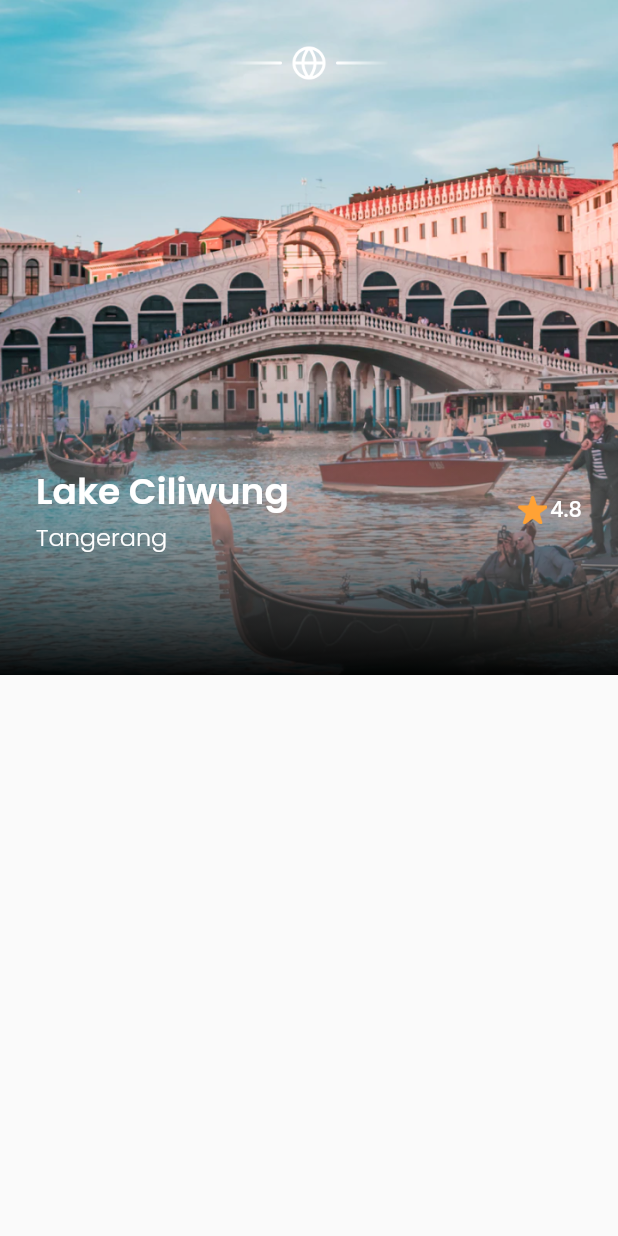
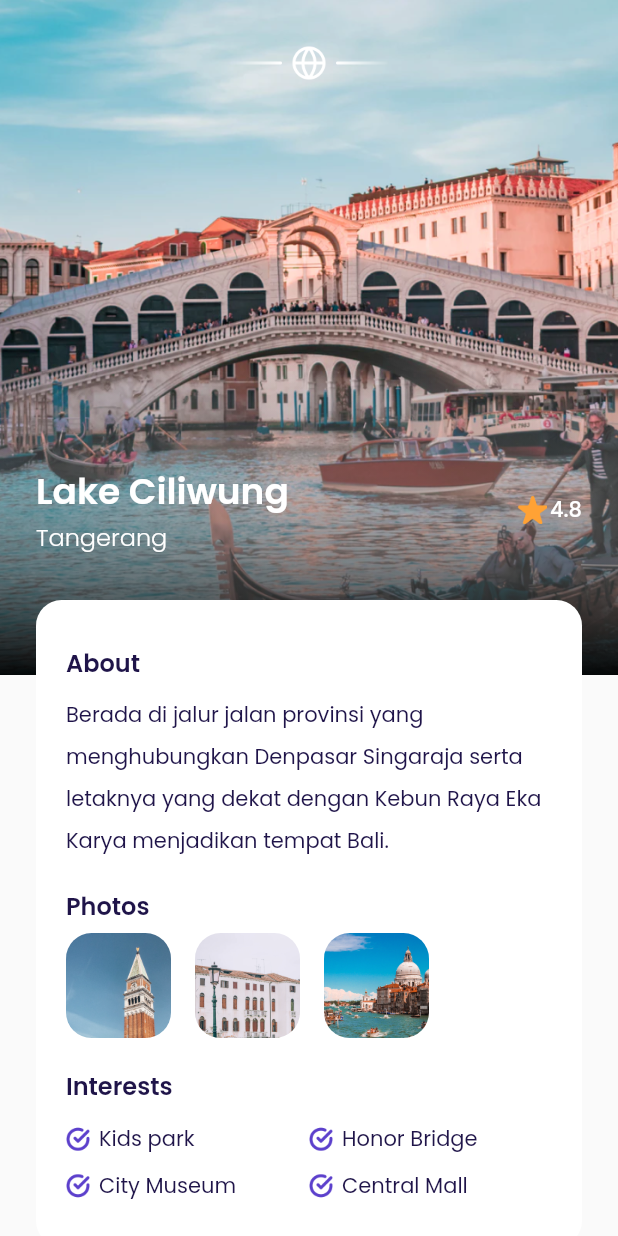
Before and after one commit to wilyanto/flutter-airplane, a Flutter app: the DestinationDetailPage screen opened by its route, on a phone screen of 412 x 824 dp. Run offline on Flutter 3.47's test engine with Material 2 defaults, Android fonts, the phone set to English and light mode, and no system bars; our stand-ins replace google_fonts.

Commit message:
detail page UI

```diff
--- a/lib/presentation/destination/destination_detail_page.dart
+++ b/lib/presentation/destination/destination_detail_page.dart
@@ -1,3 +1,6 @@
+import 'package:airplane/presentation/core/widgets/cta_button.dart';
+import 'package:airplane/presentation/destination/widgets/interest_item.dart';
+import 'package:airplane/presentation/destination/widgets/photo_item.dart';
 import 'package:airplane/shared/theme.dart';
 import 'package:flutter/material.dart';
 
@@ -101,20 +104,160 @@ class DestinationDetailPage extends StatelessWidget {
                     )
                   ],
                 ),
+              ),
+
+              // NOTE: DESCRIPTION
+              Container(
+                width: double.infinity,
+                margin: const EdgeInsets.only(top: 30),
+                padding: const EdgeInsets.symmetric(
+                  horizontal: 20,
+                  vertical: 30,
+                ),
+                decoration: BoxDecoration(
+                  color: kWhiteColor,
+                  borderRadius: BorderRadius.circular(defaultRadius),
+                ),
+                child: Column(
+                  crossAxisAlignment: CrossAxisAlignment.start,
+                  children: [
+                    // NOTE: ABOUT
+                    Text(
+                      'About',
+                      style: blackTextStyle.copyWith(
+                        fontSize: 16,
+                        fontWeight: semiBold,
+                      ),
+                    ),
+                    const SizedBox(
+                      height: 6,
+                    ),
+                    Text(
+                      'Berada di jalur jalan provinsi yang menghubungkan Denpasar Singaraja serta letaknya yang dekat dengan Kebun Raya Eka Karya menjadikan tempat Bali.',
+                      style: blackTextStyle.copyWith(
+                        height: 2.0,
+                      ),
+                    ),
+
+                    // NOTE: PHOTOS
+                    const SizedBox(
+                      height: 20,
+                    ),
+                    Text(
+                      'Photos',
+                      style: blackTextStyle.copyWith(
+                        fontSize: 16,
+                        fontWeight: semiBold,
+                      ),
+                    ),
+                    const SizedBox(
+                      height: 6,
+                    ),
+                    Row(
+                      children: const [
+                        PhotoItem(
+                          filename: 'image_photo1',
+                        ),
+                        PhotoItem(
+                          filename: 'image_photo2',
+                        ),
+                        PhotoItem(
+                          filename: 'image_photo3',
+                        ),
+                      ],
+                    ),
+
+                    // NOTE: INTERESTS
+                    const SizedBox(
+                      height: 20,
+                    ),
+                    Text(
+                      'Interests',
+                      style: blackTextStyle.copyWith(
+                        fontSize: 16,
+                        fontWeight: semiBold,
+                      ),
+                    ),
+                    const SizedBox(
+                      height: 13,
+                    ),
+                    Row(
+                      children: const [
+                        InterestItem(
+                          interest: 'Kids park',
+                        ),
+                        InterestItem(
+                          interest: 'Honor Bridge',
+                        ),
+                      ],
+                    ),
+                    const SizedBox(height: 10),
+                    Row(
+                      children: const [
+                        InterestItem(
+                          interest: 'City Museum',
+                        ),
+                        InterestItem(
+                          interest: 'Central Mall',
+                        ),
+                      ],
+                    ),
+                  ],
+                ),
+              ),
+
+              // NOTE: PRICE AND BOOK
+              Container(
+                margin: const EdgeInsets.symmetric(vertical: 30),
+                width: double.infinity,
+                child: Row(
+                  children: [
+                    Expanded(
+                      child: Column(
+                        crossAxisAlignment: CrossAxisAlignment.start,
+                        children: [
+                          Text(
+                            'IDR 2.500.000',
+                            style: blackTextStyle.copyWith(
+                              fontSize: 18,
+                              fontWeight: medium,
+                            ),
+                          ),
+                          const SizedBox(height: 5),
+                          Text(
+                            'per orang',
+                            style: greyTextStyle.copyWith(
+                              fontWeight: light,
+                            ),
                           )
+                        ],
+                      ),
+                    ),
+
+                    // NOTE: BOOK BUTTON
+                    CtaButton(
+                      title: 'Book Now',
+                      onPressed: () {},
+                      width: 170,
+                    ),
+                  ],
+                ),
+              ),
             ],
           ),
         );
 
     return Scaffold(
       backgroundColor: kBackgroundColor,
-      body: Stack(
+      body: SingleChildScrollView(
+        child: Stack(
           children: [
             backgroundImage(),
             customShadow(),
             content(),
           ],
         ),
+      ),
     );
   }
 }
--- /dev/null
+++ b/lib/presentation/destination/widgets/interest_item.dart
@@ -0,0 +1,32 @@
+import 'package:airplane/shared/theme.dart';
+import 'package:flutter/material.dart';
+
+class InterestItem extends StatelessWidget {
+  final String interest;
+
+  const InterestItem({Key? key, required this.interest}) : super(key: key);
+
+  @override
+  Widget build(BuildContext context) {
+    return Expanded(
+      child: Row(
+        children: [
+          Container(
+            width: 16,
+            height: 16,
+            margin: const EdgeInsets.only(right: 6),
+            decoration: const BoxDecoration(
+              image: DecorationImage(
+                image: AssetImage('assets/icon_check.png'),
+              ),
+            ),
+          ),
+          Text(
+            interest,
+            style: blackTextStyle,
+          ),
+        ],
+      ),
+    );
+  }
+}
--- /dev/null
+++ b/lib/presentation/destination/widgets/photo_item.dart
@@ -0,0 +1,27 @@
+import 'package:airplane/shared/theme.dart';
+import 'package:flutter/material.dart';
+
+class PhotoItem extends StatelessWidget {
+  const PhotoItem({
+    Key? key,
+    required this.filename,
+  }) : super(key: key);
+
+  final String filename;
+
+  @override
+  Widget build(BuildContext context) {
+    return Container(
+      width: 70,
+      height: 70,
+      margin: const EdgeInsets.only(right: 16),
+      decoration: BoxDecoration(
+        image: DecorationImage(
+          fit: BoxFit.cover,
+          image: AssetImage('assets/$filename.png'),
+        ),
+        borderRadius: BorderRadius.circular(defaultRadius),
+      ),
+    );
+  }
+}
--- a/lib/presentation/get_started/get_started.dart
+++ b/lib/presentation/get_started/get_started.dart
@@ -18,6 +18,7 @@ class GetStartedPage extends StatelessWidget {
                 image: AssetImage(
                   'assets/image_get_started.png',
                 ),
+                fit: BoxFit.cover,
               ),
             ),
           ),
```
Also changed, not shown: 3 other files. Lines whose indentation alone changed are shown as unchanged.
